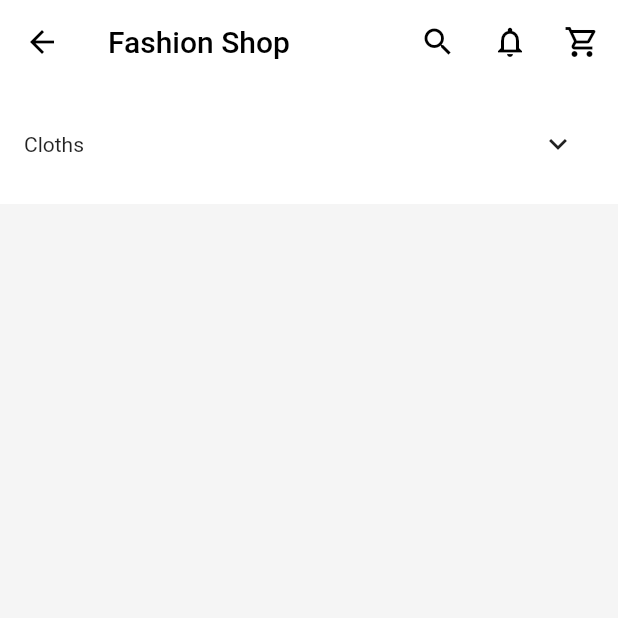
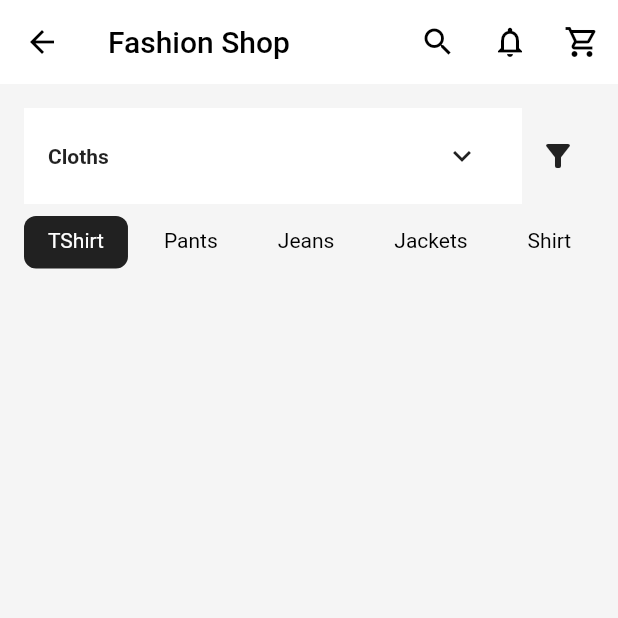
Before and after one commit to RRKawchar/fashion_shop_fakeapi, a Flutter app: the screen it shows after launch, on a phone screen of 412 x 824 dp, the top half of it. Run offline on Flutter 3.47's test engine with Material 2 defaults, Android fonts, the phone set to English and light mode, and no system bars.

Commit message:
2nd commit

```diff
--- a/lib/main.dart
+++ b/lib/main.dart
@@ -17,7 +17,7 @@ class MyApp extends StatelessWidget {
       theme: ThemeData(
         primarySwatch: Colors.blue,
       ),
-      home: const HomeScreen(),
+      home: HomeScreen(),
     );
   }
 }
--- a/lib/screens/home_screen.dart
+++ b/lib/screens/home_screen.dart
@@ -1,8 +1,14 @@
 import 'package:flutter/material.dart';
 
 class HomeScreen extends StatelessWidget {
-  const HomeScreen({Key? key}) : super(key: key);
-
+   HomeScreen({Key? key}) : super(key: key);
+  List categories=[
+    "TShirt",
+    "Pants",
+    "Jeans",
+    "Jackets",
+    "Shirt"
+  ];
   @override
   Widget build(BuildContext context) {
     return Scaffold(
@@ -10,28 +16,73 @@ class HomeScreen extends StatelessWidget {
       backgroundColor: Colors.grey[100],
       body: Column(
         children: [
-          Row(
+          Padding(
+            padding: const EdgeInsets.all(16.0),
+            child: Column(
+              children: [
+                _buildTop(),
+                _buildCategoriesRow()
+              ],
+            ),
+          )
+        ],
+      ),
+    );
+  }
+
+  Row _buildTop() {
+    return Row(
                 children: [
                   Expanded(
-
                     child: Container(
-                padding: const EdgeInsets.all(16),
-                decoration: const BoxDecoration(
-                  color: Colors.white
-                ),
+                      padding:
+                          const EdgeInsets.symmetric(horizontal: 16, vertical: 8),
+                      decoration: const BoxDecoration(color: Colors.white),
                       child: Row(
                         mainAxisAlignment: MainAxisAlignment.spaceBetween,
                         children: [
-                    const Text("Cloths"),
-                    IconButton(onPressed: (){}, icon: const Icon(Icons.keyboard_arrow_down),)
+                          const Text(
+                            "Cloths",
+                            style: TextStyle(fontWeight: FontWeight.bold),
+                          ),
+                          IconButton(
+                            onPressed: () {},
+                            icon: const Icon(Icons.keyboard_arrow_down),
+                          )
                         ],
                       ),
                     ),
+                  ),
+                  IconButton(
+                    onPressed: () {},
+                    icon: const Icon(
+                      Icons.filter_list_alt,
+                    ),
                   )
                 ],
-          )
-        ],
+              );
+  }
+
+  Container _buildCategoriesRow() {
+    return Container(
+                height: 35,
+                margin: const EdgeInsets.only(top: 8.0),
+                child: ListView.builder(
+                  itemCount: categories.length,
+                    scrollDirection: Axis.horizontal,
+                    itemBuilder: (context, index){
+                  return  Container(
+                    padding: const EdgeInsets.symmetric(horizontal: 16.0,vertical: 8.0),
+                    margin: const EdgeInsets.only(right: 8.0),
+                    decoration: BoxDecoration(
+                        color:index==0? Colors.black87:Colors.transparent,
+                      borderRadius: BorderRadius.circular(8.0)
                     ),
+                    child: Text(
+                      categories[index],style: TextStyle(color:index==0? Colors.white:Colors.black),
+                    ),
+                  );
+                }),
               );
   }
 
@@ -39,15 +90,31 @@ class HomeScreen extends StatelessWidget {
     return AppBar(
       elevation: 0,
       backgroundColor: Colors.white,
-      title: const Text("Fashion Shop",style: TextStyle(color: Colors.black),),
+      title: const Text(
+        "Fashion Shop",
+        style: TextStyle(color: Colors.black),
+      ),
       leading: const BackButton(),
-      iconTheme: const IconThemeData(
-        color: Colors.black
+      iconTheme: const IconThemeData(color: Colors.black),
+      actions: [
+        IconButton(
+          onPressed: () {},
+          icon: const Icon(
+            Icons.search,
           ),
-      actions: [
-        IconButton(onPressed: (){}, icon: const Icon(Icons.search,),),
-        IconButton(onPressed: (){}, icon: const Icon(Icons.notifications_none_outlined,),),
-        IconButton(onPressed: (){}, icon: const Icon(Icons.shopping_cart_outlined,),),
+        ),
+        IconButton(
+          onPressed: () {},
+          icon: const Icon(
+            Icons.notifications_none_outlined,
+          ),
+        ),
+        IconButton(
+          onPressed: () {},
+          icon: const Icon(
+            Icons.shopping_cart_outlined,
+          ),
+        ),
       ],
     );
   }
--- a/pubspec.yaml
+++ b/pubspec.yaml
@@ -35,6 +35,7 @@ dependencies:
   # The following adds the Cupertino Icons font to your application.
   # Use with the CupertinoIcons class for iOS style icons.
   cupertino_icons: ^1.0.2
+  http: ^0.13.6
 
 dev_dependencies:
   flutter_test:
```
Also changed, not shown: pubspec.lock. Lines whose indentation alone changed are shown as unchanged.
